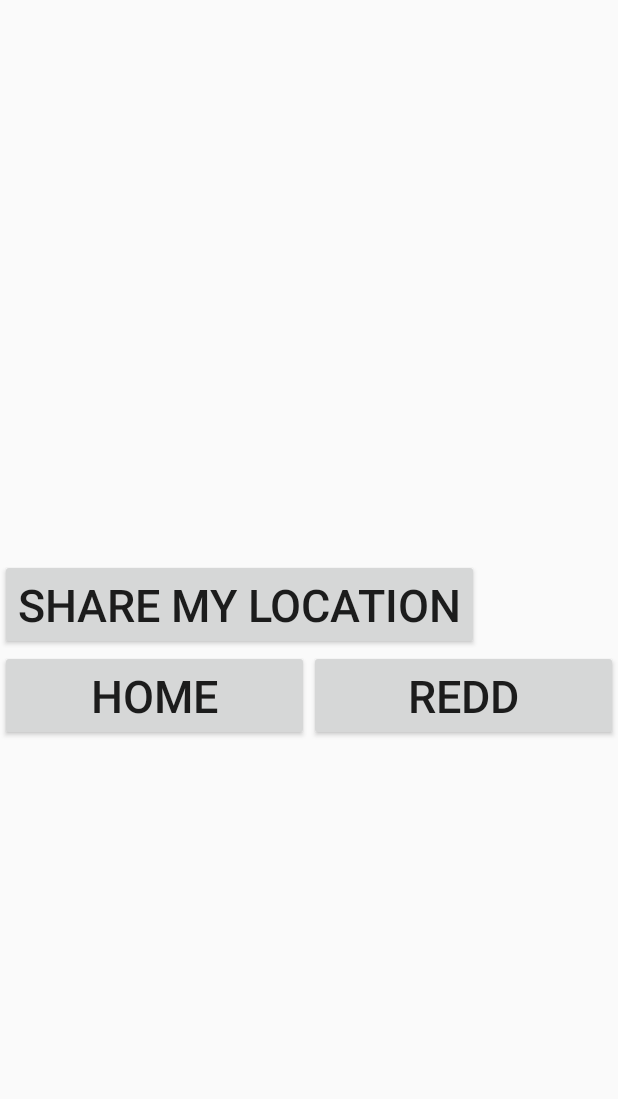
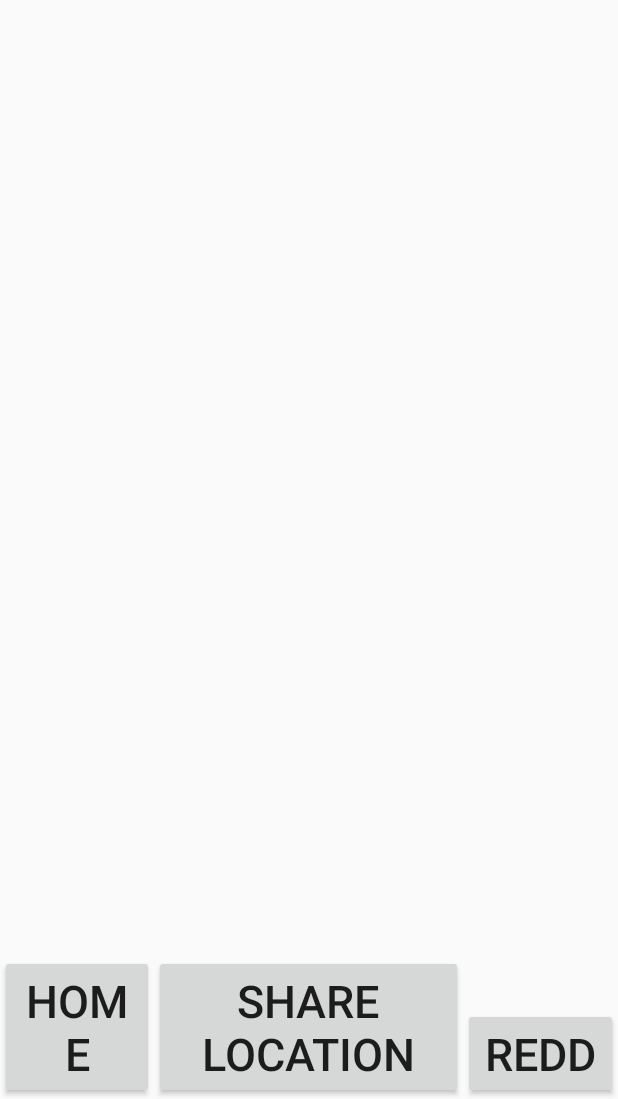
Before and after one commit to mcast75/FourRedd, an Android app: the Four screen opened directly, with no data from a screen before it, on a phone screen of 412 x 824 dp, the part 137-1236 px from its top. Run offline under Robolectric (Android 15) with nearby library versions, the phone set to English and light mode, and no system bars; 2 statements that could not run were skipped.

Commit message:
button swag on point

```diff
--- a/app/src/main/res/layout/activity_four.xml
+++ b/app/src/main/res/layout/activity_four.xml
@@ -14,46 +14,31 @@
             class="com.google.android.gms.maps.SupportMapFragment"
             xmlns:android="http://schemas.android.com/apk/res/android"
             android:layout_width="match_parent"
-            android:layout_height="522dp" />
+            android:layout_height="500dp" />
 
 
 
         <LinearLayout
             android:layout_width="match_parent"
-            android:layout_height="360dp"
+            android:layout_height="match_parent"
             android:orientation="vertical"
-            android:layout_gravity="bottom">
-
-            <LinearLayout
-                android:layout_width="wrap_content"
-                android:layout_height="wrap_content">
-
-                <Button
-                    android:id="@+id/shareLoc"
-                    android:layout_width="wrap_content"
-                    android:layout_height="wrap_content"
-                    android:textSize="30dp"
-                    android:text="Share My Location"
-                    android:layout_gravity="top|left|center_vertical"/>
+            android:baselineAligned="false">
 
 
 
         </LinearLayout>
-
-
-            <LinearLayout
-                android:layout_width="match_parent"
-                android:layout_height="wrap_content"
-                android:orientation="horizontal"
-                android:baselineAligned="false"
-                android:weightSum="2"
-                android:gravity="bottom"
-                android:layout_gravity="bottom">
+    </FrameLayout>
 
 
 
 
 
+    <LinearLayout
+        android:layout_width="match_parent"
+        android:layout_height="match_parent"
+        android:orientation="horizontal"
+        android:baselineAligned="false"
+        android:gravity="bottom">
         <RelativeLayout
             android:layout_width="0dp"
             android:layout_height="wrap_content"
@@ -66,6 +51,20 @@
                 android:textSize="30dp"
                 android:text="Home"/>
         </RelativeLayout>
+
+        <RelativeLayout
+            android:layout_width="0dp"
+            android:layout_height="wrap_content"
+            android:layout_weight="2">
+
+            <Button
+                android:id="@+id/bRedd3"
+                android:textSize="30dp"
+                android:layout_width="match_parent"
+                android:layout_height="wrap_content"
+                android:text="Share Location"/>
+        </RelativeLayout>
+
         <RelativeLayout
             android:layout_width="0dp"
             android:layout_height="wrap_content"
@@ -80,16 +79,6 @@
         </RelativeLayout>
     </LinearLayout>
 
-
-        </LinearLayout>
-
-
-
-
-
-    </FrameLayout>
-
-
     <!--<Button-->
         <!--android:id="@+id/bLogout3"-->
         <!--android:layout_width="wrap_content"-->
```
Lines whose indentation alone changed are shown as unchanged.
